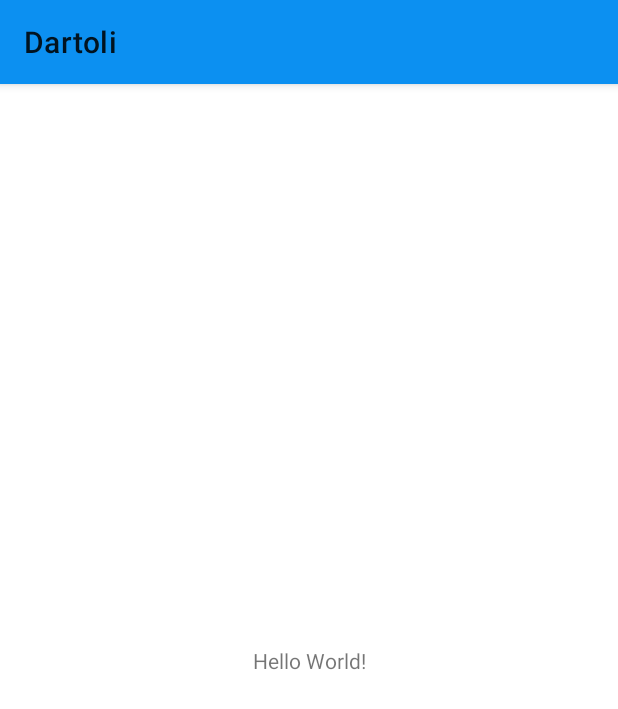
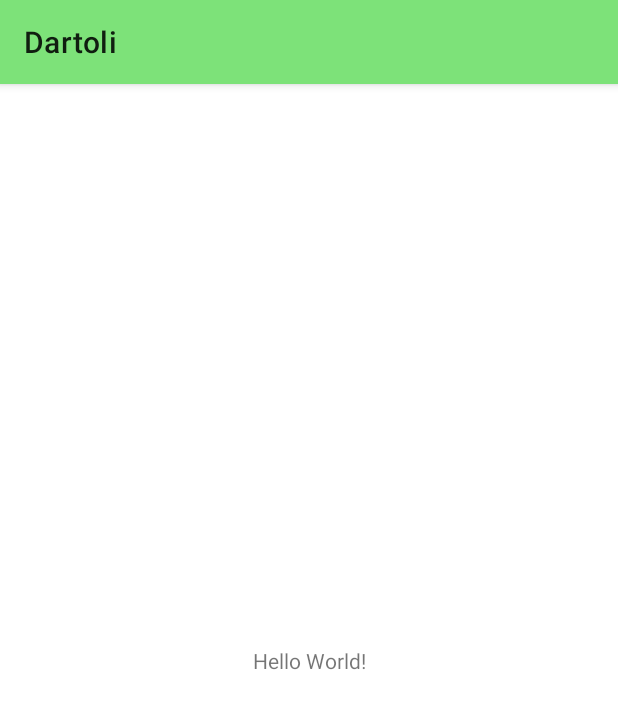
Before and after one commit to Vlntin/Dartoli_Dart, an Android app: the screen it shows after launch (MainActivity), on a phone screen of 412 x 824 dp. Shown: the top 709 px of the screen. Run offline under Robolectric (Android 15) with nearby library versions, the phone set to English and light mode, and no system bars.

Commit message:
changes in action bar

```diff
--- a/app/src/main/AndroidManifest.xml
+++ b/app/src/main/AndroidManifest.xml
@@ -16,7 +16,8 @@
             android:name=".SplashActivity"
             android:screenOrientation="portrait"
             android:exported="true"
-            android:theme="@style/Theme.AppCompat.Light.NoActionBar">
+            android:theme="@style/Theme.AppCompat.Light.NoActionBar"
+            android:fitsSystemWindows="true">
             <intent-filter>
                 <action android:name="android.intent.action.MAIN" />
 
@@ -26,7 +27,7 @@
         <activity
             android:name=".MainActivity"
             android:screenOrientation="portrait"
-            android:theme="@style/Theme.Dartoli.NoActionBar"/>
+            android:theme="@style/Theme.Dartoli.ActionBar" />
     </application>
 
 </manifest>
--- a/app/src/main/res/values/themes.xml
+++ b/app/src/main/res/values/themes.xml
@@ -2,21 +2,27 @@
     <!-- Base application theme. -->
     <style name="Theme.Dartoli" parent="Theme.MaterialComponents.Light">
         <!-- Primary brand color. -->
-        <item name="colorPrimary">#0C90F1</item>
-        <item name="colorPrimaryVariant">#0591F8</item>
+        <item name="colorPrimary">@color/start_green</item>
+        <item name="colorPrimaryVariant">@color/start_green</item>
         <item name="colorOnPrimary">@color/white</item>
 
-        <item name="colorAccent">#0C90F1</item>
+        <item name="colorAccent">@color/start_green</item>
 
         <!-- Status bar color. -->
-        <item name="android:statusBarColor" tools:targetApi="l">?attr/colorPrimaryVariant</item>
+        <item name="android:statusBarColor" tools:targetApi="l">@color/start_green</item>
         <!-- Customize your theme here. -->
     </style>
 
-    <style name="Theme.Dartoli.NoActionBar">
+    <style name="Theme.Dartoli.ActionBar">
         <item name="android:windowActionBar">false</item>
         <item name="android:windowNoTitle">true</item>
     </style>
-    <style name="AppTheme" parent="Theme.AppCompat.Light.NoActionBar">
+
+    <style name="Theme.AppCompat.Light.NoActionBar.FullScreen" parent="@style/Theme.AppCompat.Light.NoActionBar">
+        <item name="android:windowNoTitle">true</item>
+        <item name="android:windowActionBar">false</item>
+        <item name="android:windowFullscreen">true</item>
+        <item name="android:windowContentOverlay">@null</item>
     </style>
+
 </resources>
```
